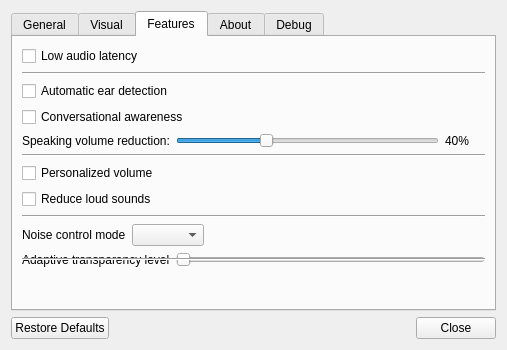
Old version of the form Source/Gui/SettingsWindow.ui in the repository DeveShlomo/AirPodsWindows.
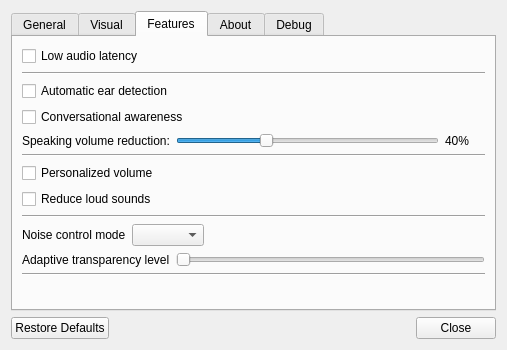
New version of the form. The open tabs and pages were chosen to show the change. Icons and pictures are not drawn.

Commit message: Fix UI layout, volume restoration, and improve x64 video rendering

What changed in the file:
```diff
--- a/Source/Gui/SettingsWindow.ui
+++ b/Source/Gui/SettingsWindow.ui
@@ -415,14 +415,14 @@
          </item>
         </layout>
        </item>
-       <item row="10" column="0">
+       <item row="11" column="0">
         <widget class="Line" name="line_2">
          <property name="orientation">
           <enum>Qt::Horizontal</enum>
          </property>
         </widget>
        </item>
-       <item row="11" column="0">
+       <item row="12" column="0">
         <spacer name="verticalSpacer_2">
          <property name="orientation">
           <enum>Qt::Vertical</enum>
```
The commit also changes 4 other files.
